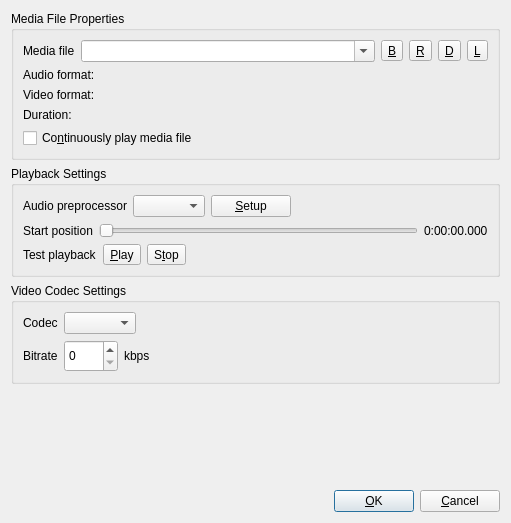
Above: Client/qtTeamTalk/streammediafile.ui from BearWare/TeamTalk5 before the change. Below: the same form after it.
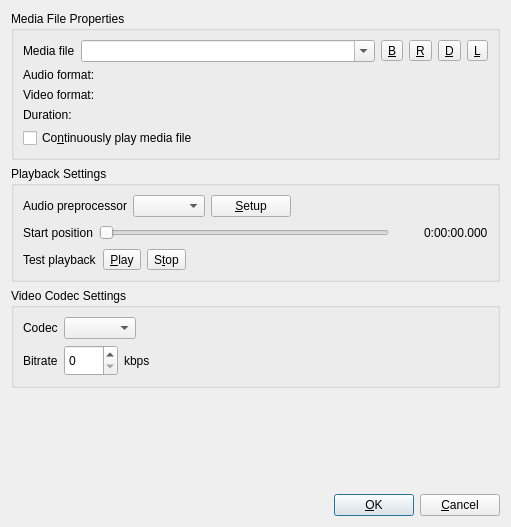
That is the form after the change. Icons and pictures are not drawn. Custom widgets are drawn as their Qt base class.

Patch:
```diff
--- a/Client/qtTeamTalk/streammediafile.ui
+++ b/Client/qtTeamTalk/streammediafile.ui
@@ -7,7 +7,7 @@
     <x>0</x>
     <y>0</y>
     <width>511</width>
-    <height>523</height>
+    <height>527</height>
    </rect>
   </property>
   <property name="windowTitle">
@@ -229,7 +229,7 @@
        </layout>
       </item>
       <item>
-       <layout class="QHBoxLayout" name="horizontalLayout_6">
+       <layout class="QHBoxLayout" name="horizontalLayout_6" stretch="0,10,1,0">
         <item>
          <widget class="QLabel" name="label_6">
           <property name="text">
@@ -247,6 +247,19 @@
           </property>
          </widget>
         </item>
+        <item>
+         <spacer name="horizontalSpacer_4">
+          <property name="orientation">
+           <enum>Qt::Orientation::Horizontal</enum>
+          </property>
+          <property name="sizeHint" stdset="0">
+           <size>
+            <width>40</width>
+            <height>20</height>
+           </size>
+          </property>
+         </spacer>
+        </item>
         <item>
          <widget class="QLabel" name="playbackTimeLabel">
           <property name="text">
```
Left out of the diff: 21 changed lines with no effect on the pictures.
